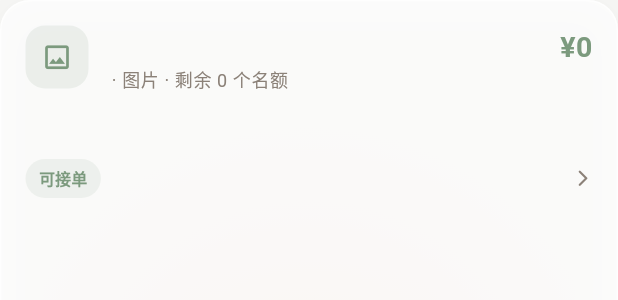
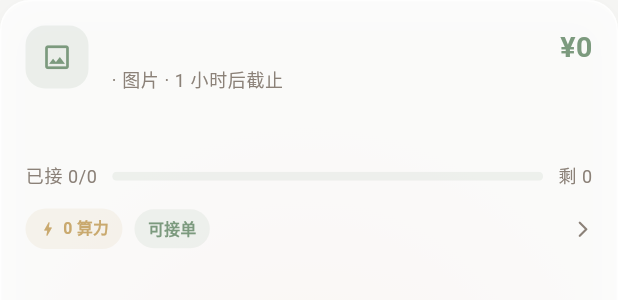
Before and after one commit to uxiaoting-code/opc_ai_creator, a Flutter app: the _ApiOrderCard widget shown alone on an empty page, opened directly with empty values, on a phone screen of 412 x 824 dp. Shown: the top 300 px of the screen. Run offline on Flutter 3.47's test engine with Material 3 defaults, Android fonts, the phone set to English and light mode, and no system bars; our stand-ins replace chewie, dio, go_router, image_picker, permission_handler, shared_preferences and 1 more; accounts and stored records are empty; network calls fail.

Commit message:
fix(user): 恢复接单卡片详细信息展示

```diff
--- a/lib/creator_flow/pages/order_market_page.dart
+++ b/lib/creator_flow/pages/order_market_page.dart
@@ -5,6 +5,7 @@ import 'package:provider/provider.dart';
 import '../../core/network/api_client.dart';
 import '../../core/network/api_exception.dart';
 import '../../core/theme/app_colors.dart';
+import '../../core/theme/app_spacing.dart';
 import '../../providers/auth_provider.dart';
 import '../data/creator_order_repository.dart';
 import '../models/creator_order.dart';
@@ -173,6 +174,9 @@ class _ApiOrderCard extends StatelessWidget {
   @override
   Widget build(BuildContext context) {
     final theme = Theme.of(context);
+    final quota = order.tasksTotal == 0
+        ? 0.0
+        : (order.tasksTaken / order.tasksTotal).clamp(0.0, 1.0);
     return GlassPanel(
       onTap: onTap,
       padding: const EdgeInsets.all(16),
@@ -191,7 +195,7 @@ class _ApiOrderCard extends StatelessWidget {
                     Text(order.title, style: theme.textTheme.titleMedium),
                     const SizedBox(height: 5),
                     Text(
-                      '${order.brandName} · ${order.mediaType.label} · 剩余 ${order.tasksLeft} 个名额',
+                      '${order.brandName} · ${order.mediaType.label} · ${_deadlineLabel(order.deadlineAt)}',
                       style: theme.textTheme.bodySmall,
                     ),
                   ],
@@ -214,9 +218,34 @@ class _ApiOrderCard extends StatelessWidget {
             overflow: TextOverflow.ellipsis,
             style: theme.textTheme.bodySmall?.copyWith(height: 1.55),
           ),
+          const SizedBox(height: 14),
+          Row(
+            children: [
+              Text('已接 ${order.tasksTaken}/${order.tasksTotal}', style: theme.textTheme.bodySmall),
+              const SizedBox(width: 10),
+              Expanded(
+                child: ClipRRect(
+                  borderRadius: BorderRadius.circular(AppSpacing.radiusPill),
+                  child: LinearProgressIndicator(
+                    value: quota,
+                    minHeight: 6,
+                    backgroundColor: AppColors.sageTint,
+                  ),
+                ),
+              ),
+              const SizedBox(width: 10),
+              Text('剩 ${order.tasksLeft}', style: theme.textTheme.bodySmall),
+            ],
+          ),
           const SizedBox(height: 12),
           Row(
             children: [
+              CreatorTag(
+                label: '${order.creditCost} 算力',
+                color: AppColors.gold,
+                icon: Icons.bolt_rounded,
+              ),
+              const SizedBox(width: 8),
               CreatorTag(label: order.status.label, color: AppColors.sage),
               const Spacer(),
               const Icon(
@@ -229,6 +258,14 @@ class _ApiOrderCard extends StatelessWidget {
         ],
       ),
     );
+  }
+
+  String _deadlineLabel(DateTime? time) {
+    if (time == null) return '长期';
+    final diff = time.difference(DateTime.now());
+    if (diff.isNegative) return '已截止';
+    if (diff.inHours < 24) return '${diff.inHours + 1} 小时后截止';
+    return '${diff.inDays + 1} 天后截止';
   }
 }
 
```
